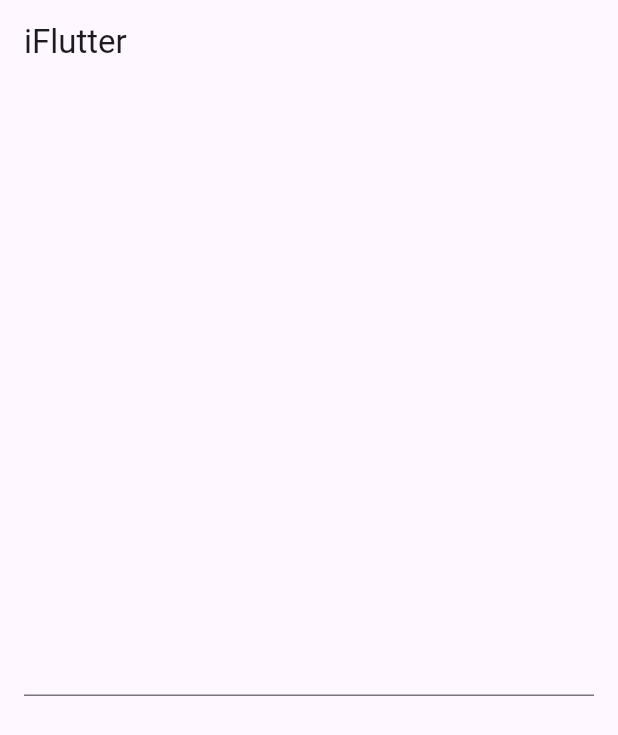
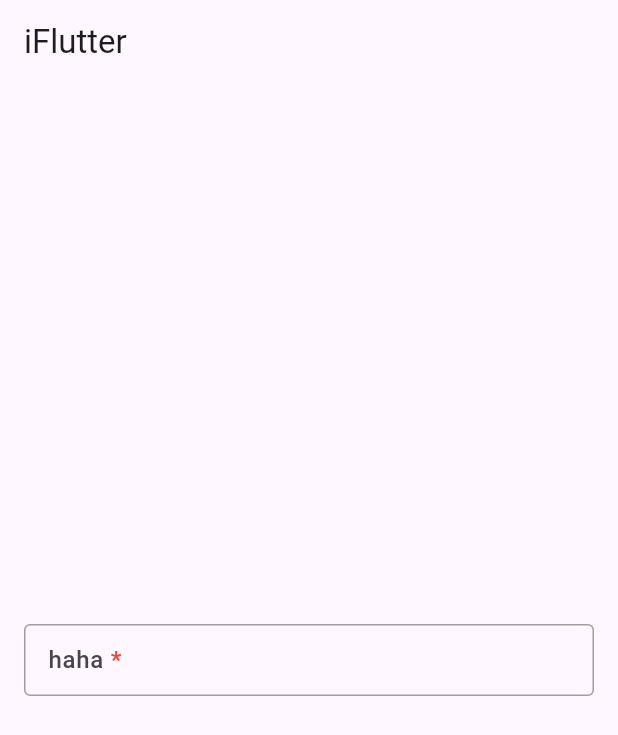
Before and after one commit to DuongQuocNghi/iFlutter, a Flutter app: the screen it shows after launch, on a phone screen of 412 x 824 dp. Shown: the top 735 px of the screen. Run offline on Flutter 3.47's test engine with Material 3 defaults, Android fonts, the phone set to English and light mode, and no system bars; missing offline and left inert: dart:ffi.

Commit message:
update code

```diff
--- a/lib/controller/i_text_field.dart
+++ /dev/null
@@ -1,23 +0,0 @@
-import 'package:flutter/foundation.dart';
-import 'package:flutter/material.dart';
-
-class ITextField extends StatefulWidget {
-  ITextField({Key? key,
-
-  }) : super(key: key){
-
-  }
-
-  @override
-  State<ITextField> createState() => _ITextField();
-}
-
-class _ITextField extends State<ITextField> {
-
-  @override
-  Widget build(BuildContext context) {
-    return TextFormField(
-
-    );
-  }
-}
--- /dev/null
+++ b/lib/controls/text_field/iTextField.dart
@@ -0,0 +1,133 @@
+import 'dart:ffi';
+
+import 'package:flutter/material.dart';
+import 'package:i_flutter/controls/text_field/supports/iKeyboardType.dart';
+import 'package:i_flutter/themes/iColors.dart';
+
+class ITextField extends StatefulWidget {
+  ITextField({Key? key,
+    this.autofocus = false,
+    this.textStyle,
+    this.maxLength,
+    this.enabled,
+    this.keyboardType = IKeyboardType.none,
+    this.maxHeight,
+    this.errorText,
+    this.alwaysShowErrorText = false,
+    this.title,
+    this.hintText,
+    this.required,
+    this.showCounterText = false,
+    this.titleStyle = const TextStyle(
+      fontWeight: FontWeight.w500,
+    ),
+    this.borderRadius = 4,
+    this.contentPadding,
+    this.opacityEnabled = 0.7
+  }) : super(key: key){
+    textStyle ??= TextStyle(
+        color: IColors.colorTextField
+    );
+  }
+
+  bool autofocus;
+  TextStyle? textStyle;
+  int? maxLength;
+  bool? enabled;
+  double opacityEnabled;
+  IKeyboardType keyboardType;
+  double? maxHeight;
+  Color? backroundColor;
+  String? errorText;
+  bool alwaysShowErrorText;  // để duy trì chiều cao cố định khi có error hay ko
+  bool showCounterText;
+  String? title;
+  String? hintText;
+  bool? required;
+  TextStyle titleStyle;
+  double borderRadius;
+  EdgeInsets? contentPadding;
+
+  @override
+  State<ITextField> createState() => _ITextField();
+}
+
+class _ITextField extends State<ITextField> {
+
+  Widget titleView(){
+    return Row(
+      mainAxisSize: MainAxisSize.min,
+      children: [
+        Flexible(
+          child: Text(widget.title ?? '',
+            maxLines: 1,
+            overflow: TextOverflow.ellipsis,
+            style: widget.titleStyle,
+          ),
+        ),
+        if (widget.required ?? false)
+          Text(' *',
+            style: widget.titleStyle.copyWith(
+              color: IColors.colorRequiredTextField,
+            ),
+          ),
+      ],
+    );
+  }
+
+  @override
+  Widget build(BuildContext context) {
+    return Opacity(
+      opacity: widget.enabled == false ? widget.opacityEnabled : 1,
+      child: Container(
+        constraints: widget.maxHeight == null ? null : BoxConstraints(maxHeight: widget.maxHeight!),
+        child: TextFormField(
+          autofocus: widget.autofocus,
+          style: widget.textStyle,
+          maxLength: widget.maxLength,
+          enabled: widget.enabled,
+          keyboardType: widget.keyboardType.getTextInputType(),
+          inputFormatters: widget.keyboardType.getInputFormatters(),
+          obscureText: widget.keyboardType.getObscureText(),
+          maxLines: widget.keyboardType.getMaxLines(),
+          decoration: InputDecoration(
+            fillColor: widget.backroundColor,
+            filled: widget.backroundColor != null,
+            errorText: widget.errorText,
+            helperText: widget.alwaysShowErrorText ? '' : null,
+            hintText: widget.hintText,
+            counterText: widget.showCounterText ? null : '',
+            label: widget.title == null ? null : titleView(),
+            errorBorder: OutlineInputBorder( // unfocus và error text
+              borderSide: BorderSide(color: IColors.colorRequiredTextField),
+              borderRadius: BorderRadius.circular(widget.borderRadius),
+            ),
+            focusedErrorBorder: OutlineInputBorder( // focus và error text
+              borderSide: BorderSide(color: IColors.colorRequiredTextField),
+              borderRadius: BorderRadius.circular(widget.borderRadius),
+            ),
+            focusedBorder: OutlineInputBorder( // focus
+              borderSide: BorderSide(color: IColors.colorFocusedTextField),
+              borderRadius: BorderRadius.circular(widget.borderRadius),
+            ),
+            disabledBorder: OutlineInputBorder(
+              borderSide: BorderSide(color: IColors.colorUnfocusTextField),
+              borderRadius: BorderRadius.circular(widget.borderRadius),
+            ),
+            enabledBorder: OutlineInputBorder( // unfocus
+              borderSide: BorderSide(color: IColors.colorUnfocusTextField),
+              borderRadius: BorderRadius.circular(widget.borderRadius),
+            ),
+            border: OutlineInputBorder(
+              borderSide: BorderSide(color: IColors.colorUnfocusTextField),
+              borderRadius: BorderRadius.circular(widget.borderRadius),
+            ),
+            contentPadding: const EdgeInsets.only( left: 12, top: 12, bottom: 12,
+              right: 12,
+            ),
+          ),
+        ),
+      ),
+    );
+  }
+}
--- /dev/null
+++ b/lib/controls/text_field/supports/CurrencyInputFormatter.dart
@@ -0,0 +1,40 @@
+import 'package:flutter/foundation.dart';
+import 'package:flutter/services.dart';
+
+class CurrencyInputFormatter extends TextInputFormatter {
+
+  @override
+  TextEditingValue formatEditUpdate(TextEditingValue oldValue, TextEditingValue newValue) {
+
+    if(newValue.selection.baseOffset == 0){
+      return newValue;
+    }
+    var value = _currencyFormat(newValue.text);
+
+    return newValue.copyWith(
+        text: value,
+        selection: TextSelection.collapsed(offset: value.length)
+    );
+  }
+
+  // 100000000 => 100,000,000
+  String _currencyFormat(String price) {
+    try{
+      var s = price.split('.');
+      if (s.isNotEmpty) {
+        var value = s.first.replaceAll(',', '');
+        value = value.replaceAll(RegExp(r'\B(?=(\w{3})+(?!\w))'), ',');
+        if (s.length > 1){
+          return '$value.${s.last}';
+        }else{
+          return value;
+        }
+      }
+    }catch(er){
+      if (kDebugMode) {
+        print(er);
+      }
+    }
+    return price;
+  }
+}
--- /dev/null
+++ b/lib/controls/text_field/supports/iKeyboardType.dart
@@ -0,0 +1,46 @@
+import 'package:flutter/services.dart';
+import 'package:i_flutter/controls/text_field/supports/CurrencyInputFormatter.dart';
+
+enum IKeyboardType{
+  none, currency, password, multiline;
+
+  TextInputType? getTextInputType(){
+    switch(this){
+      case IKeyboardType.currency:
+        return const TextInputType.numberWithOptions(decimal: true,);
+      case IKeyboardType.multiline:
+        return TextInputType.multiline;
+      default:
+        return null;
+    }
+  }
+
+  List<TextInputFormatter>? getInputFormatters(){
+    switch(this){
+      case IKeyboardType.currency:
+        return [
+          CurrencyInputFormatter(),
+        ];
+      default:
+        return null;
+    }
+  }
+
+  int? getMaxLines(){
+    switch(this){
+      case IKeyboardType.multiline:
+        return null;
+      default:
+        return 1;
+    }
+  }
+
+  bool getObscureText(){
+    switch(this){
+      case IKeyboardType.password:
+        return true;
+      default:
+        return false;
+    }
+  }
+}
--- a/lib/main.dart
+++ b/lib/main.dart
@@ -1,5 +1,6 @@
 import 'package:flutter/material.dart';
-import 'package:i_flutter/controller/i_text_field.dart';
+import 'package:i_flutter/controls/text_field/iTextField.dart';
+import 'package:i_flutter/themes/iColors.dart';
 
 void main() {
   runApp(const MyApp());
@@ -31,7 +32,10 @@ class _MyHomePageState extends State<MyHomePage> {
 
   @override
   Widget build(BuildContext context) {
-    return Scaffold(
+    IColors.colorTextField = Colors.black;
+    return GestureDetector(
+      onTap: () => FocusManager.instance.primaryFocus?.unfocus(),
+      child: Scaffold(
         appBar: AppBar(
           title: Text(widget.title),
         ),
@@ -40,8 +44,9 @@ class _MyHomePageState extends State<MyHomePage> {
           child: Column(
             mainAxisAlignment: MainAxisAlignment.center,
             children: [
-            ITextField()
+              ITextField(title: 'haha', required: true,)
             ],
+          ),
         ),
       ),
     );
--- /dev/null
+++ b/lib/themes/iColors.dart
@@ -0,0 +1,8 @@
+import 'package:flutter/material.dart';
+
+class IColors {
+  static Color colorTextField = Colors.black;
+  static Color colorRequiredTextField = Colors.red;
+  static Color colorFocusedTextField = Colors.blue;
+  static Color colorUnfocusTextField = Colors.grey;
+}
```
Lines whose indentation alone changed are shown as unchanged.
